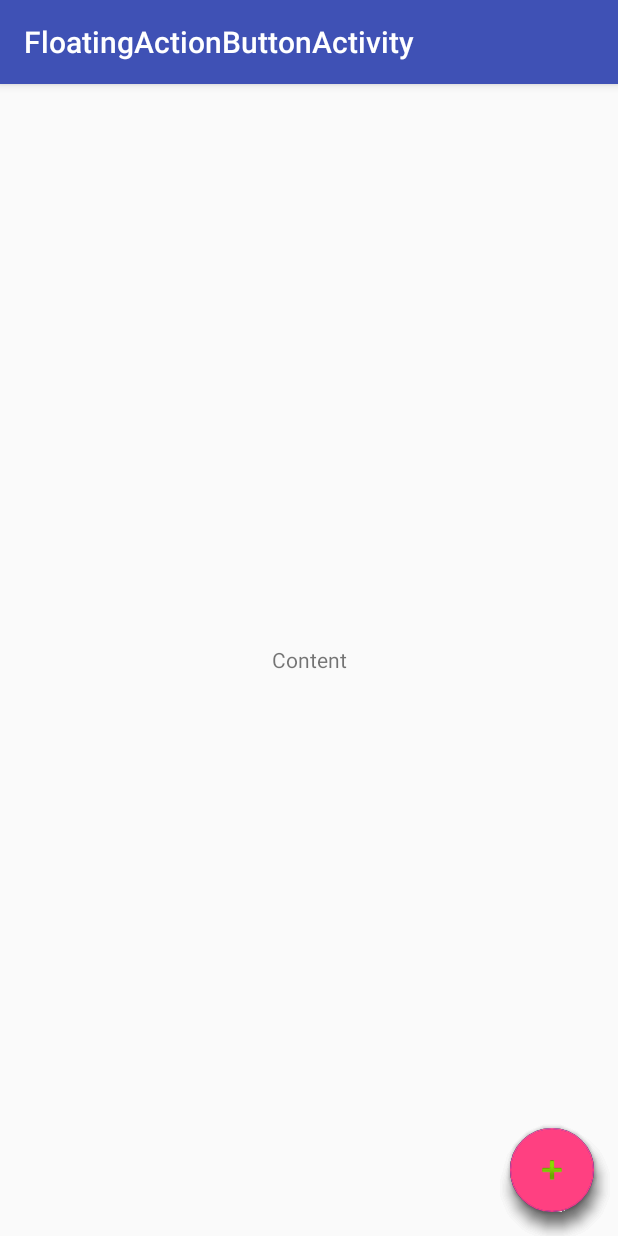
After one commit to eve0625/Android, an Android app: the FloatingActionButtonActivity screen opened directly, with no data from a screen before it, on a phone screen of 412 x 824 dp. The commit adds this screen. Run offline under Robolectric (Android 15) with nearby library versions, the phone set to English and light mode, and no system bars.

Commit message:
Floating Action Button 사용

```diff
--- a/app/build.gradle
+++ b/app/build.gradle
@@ -27,5 +27,6 @@ dependencies {
     compile 'com.android.support:appcompat-v7:25.2.0'
     compile 'com.android.support.constraint:constraint-layout:1.0.1'
     compile 'com.android.support:recyclerview-v7:25.2.0'
+    compile 'com.android.support:design:25.3.0'
     testCompile 'junit:junit:4.12'
 }
--- a/app/src/main/AndroidManifest.xml
+++ b/app/src/main/AndroidManifest.xml
@@ -26,7 +26,11 @@
         </activity>
         <activity android:name=".FullScreenActivity" />
         <activity android:name=".surfaceview.SurfaceViewActivity" />
-        <activity android:name=".dialog.ProgressDialogActivity"></activity>
+        <activity android:name=".dialog.ProgressDialogActivity" />
+        <activity
+            android:name=".FloatingActionButtonActivity"
+            android:label="@string/title_activity_floating_action_button"
+            android:theme="@style/AppTheme.NoActionBar"></activity>
     </application>
 
 </manifest>
--- /dev/null
+++ b/app/src/main/java/com/cindy/androidstudy/FloatingActionButtonActivity.java
@@ -0,0 +1,77 @@
+package com.cindy.androidstudy;
+
+import android.os.Bundle;
+import android.support.design.widget.FloatingActionButton;
+import android.support.design.widget.Snackbar;
+import android.support.v7.app.AppCompatActivity;
+import android.support.v7.widget.Toolbar;
+import android.view.View;
+import android.widget.Toast;
+
+public class FloatingActionButtonActivity extends AppCompatActivity {
+
+    boolean sIsFabMenuOpen = false;
+    View dim;
+    FloatingActionButton fab1;
+    FloatingActionButton fab2;
+    FloatingActionButton fab3;
+
+    @Override
+    protected void onCreate(Bundle savedInstanceState) {
+        super.onCreate(savedInstanceState);
+        setContentView(R.layout.activity_floating_action_button);
+        Toolbar toolbar = (Toolbar) findViewById(R.id.toolbar);
+        setSupportActionBar(toolbar);
+
+        findViewById(R.id.tv_content).setOnClickListener(new View.OnClickListener() {
+            @Override
+            public void onClick(View v) {
+                Toast.makeText(FloatingActionButtonActivity.this, "Click", Toast.LENGTH_SHORT).show();
+            }
+        });
+
+        dim = findViewById(R.id.dim);
+        dim.setOnClickListener(new View.OnClickListener() {
+            @Override
+            public void onClick(View v) {
+                toggleFabMenu();
+            }
+        });
+        fab1 = (FloatingActionButton) findViewById(R.id.fab1);
+        fab2 = (FloatingActionButton) findViewById(R.id.fab2);
+        fab3 = (FloatingActionButton) findViewById(R.id.fab3);
+
+        FloatingActionButton fab = (FloatingActionButton) findViewById(R.id.fab);
+        fab.setOnClickListener(new View.OnClickListener() {
+            @Override
+            public void onClick(View view) {
+                //Snackbar.make(view, "Replace with your own action", Snackbar.LENGTH_LONG.setAction("Action", null).show();
+                toggleFabMenu();
+            }
+        });
+    }
+
+    private void toggleFabMenu() {
+        if (sIsFabMenuOpen) {
+            fab1.animate().translationYBy(300).rotation(-360).setDuration(300);
+            fab2.animate().translationYBy(550).rotation(-360).setDuration(300);
+            fab3.animate().translationYBy(800).rotation(-360).setDuration(300);
+            dim.setVisibility(View.INVISIBLE);
+        } else {
+            dim.setVisibility(View.VISIBLE);
+            fab1.animate().translationYBy(-1 * 300).rotation(360).setDuration(300);
+            fab2.animate().translationYBy(-1 * 550).rotation(360).setDuration(300);
+            fab3.animate().translationYBy(-1 * 800).rotation(360).setDuration(300);
+        }
+        sIsFabMenuOpen = !sIsFabMenuOpen;
+    }
+
+    @Override
+    public void onBackPressed() {
+        if (sIsFabMenuOpen) {
+            toggleFabMenu();
+            return;
+        }
+        super.onBackPressed();
+    }
+}
--- a/app/src/main/java/com/cindy/androidstudy/MainActivity.java
+++ b/app/src/main/java/com/cindy/androidstudy/MainActivity.java
@@ -32,8 +32,15 @@ public class MainActivity extends AppCompatActivity {
                 startActivity(intent);
                 break;
             }
+            /*
             case R.id.btn_progress_dialog : {
                 intent.setClass(this, ProgressDialogActivity.class);
+                startActivity(intent);
+                break;
+            }
+            */
+            case R.id.btn_floating_action_button : {
+                intent.setClass(this, FloatingActionButtonActivity.class);
                 startActivity(intent);
                 break;
             }
--- /dev/null
+++ b/app/src/main/res/layout/activity_floating_action_button.xml
@@ -0,0 +1,80 @@
+<?xml version="1.0" encoding="utf-8"?>
+<FrameLayout xmlns:android="http://schemas.android.com/apk/res/android"
+    xmlns:app="http://schemas.android.com/apk/res-auto"
+    xmlns:tools="http://schemas.android.com/tools"
+    android:layout_width="match_parent"
+    android:layout_height="match_parent"
+    tools:context="com.cindy.androidstudy.FloatingActionButtonActivity">
+
+    <android.support.design.widget.AppBarLayout
+        android:layout_width="match_parent"
+        android:layout_height="wrap_content"
+        android:theme="@style/AppTheme.AppBarOverlay">
+
+        <android.support.v7.widget.Toolbar
+            android:id="@+id/toolbar"
+            android:layout_width="match_parent"
+            android:layout_height="?attr/actionBarSize"
+            android:background="?attr/colorPrimary"
+            app:popupTheme="@style/AppTheme.PopupOverlay" />
+
+    </android.support.design.widget.AppBarLayout>
+
+    <LinearLayout
+        android:layout_width="match_parent"
+        android:layout_height="match_parent"
+        android:layout_marginTop="?attr/actionBarSize">
+
+        <TextView
+            android:id="@+id/tv_content"
+            android:layout_width="match_parent"
+            android:layout_height="match_parent"
+            android:gravity="center"
+            android:text="Content"
+            />
+    </LinearLayout>
+
+    <View
+        android:id="@+id/dim"
+        android:layout_width="match_parent"
+        android:layout_height="match_parent"
+        android:clickable="true"
+        android:visibility="invisible"
+        android:background="#80000000"/>
+
+    <android.support.design.widget.FloatingActionButton
+        android:id="@+id/fab1"
+        android:layout_width="wrap_content"
+        android:layout_height="wrap_content"
+        android:layout_gravity="bottom|end"
+        android:layout_margin="@dimen/fab_margin"
+        app:backgroundTint="#ff0000"
+        app:srcCompat="@android:drawable/ic_dialog_info" />
+
+    <android.support.design.widget.FloatingActionButton
+        android:id="@+id/fab2"
+        android:layout_width="wrap_content"
+        android:layout_height="wrap_content"
+        android:layout_gravity="bottom|end"
+        android:layout_margin="@dimen/fab_margin"
+        app:backgroundTint="#00ff00"
+        app:srcCompat="@android:drawable/ic_dialog_email" />
+
+    <android.support.design.widget.FloatingActionButton
+        android:id="@+id/fab3"
+        android:layout_width="wrap_content"
+        android:layout_height="wrap_content"
+        android:layout_gravity="bottom|end"
+        android:layout_margin="@dimen/fab_margin"
+        app:backgroundTint="#0000ff"
+        app:srcCompat="@android:drawable/ic_dialog_alert" />
+
+    <android.support.design.widget.FloatingActionButton
+        android:id="@+id/fab"
+        android:layout_width="wrap_content"
+        android:layout_height="wrap_content"
+        android:layout_gravity="bottom|end"
+        android:layout_margin="@dimen/fab_margin"
+        app:srcCompat="@android:drawable/ic_input_add" />
+
+</FrameLayout>
--- a/app/src/main/res/layout/activity_main.xml
+++ b/app/src/main/res/layout/activity_main.xml
@@ -21,10 +21,10 @@
         android:onClick="onClickButton" />
 
     <Button
-        android:id="@+id/btn_progress_dialog"
+        android:id="@+id/btn_floating_action_button"
         android:layout_width="match_parent"
         android:layout_height="50dp"
-        android:text="Progress Dialog"
+        android:text="Floating Action Button"
         android:onClick="onClickButton" />
 
 </LinearLayout>
--- /dev/null
+++ b/app/src/main/res/values/dimens.xml
@@ -0,0 +1,3 @@
+<resources>
+    <dimen name="fab_margin">16dp</dimen>
+</resources>
--- a/app/src/main/res/values/strings.xml
+++ b/app/src/main/res/values/strings.xml
@@ -1,3 +1,4 @@
 <resources>
     <string name="app_name">AndroidStudy</string>
+    <string name="title_activity_floating_action_button">FloatingActionButtonActivity</string>
 </resources>
--- a/app/src/main/res/values/styles.xml
+++ b/app/src/main/res/values/styles.xml
@@ -7,4 +7,13 @@
         <item name="android:textAllCaps">false</item>
     </style>
 
+    <style name="AppTheme.NoActionBar">
+        <item name="windowActionBar">false</item>
+        <item name="windowNoTitle">true</item>
+    </style>
+
+    <style name="AppTheme.AppBarOverlay" parent="ThemeOverlay.AppCompat.Dark.ActionBar" />
+
+    <style name="AppTheme.PopupOverlay" parent="ThemeOverlay.AppCompat.Light" />
+
 </resources>
```
